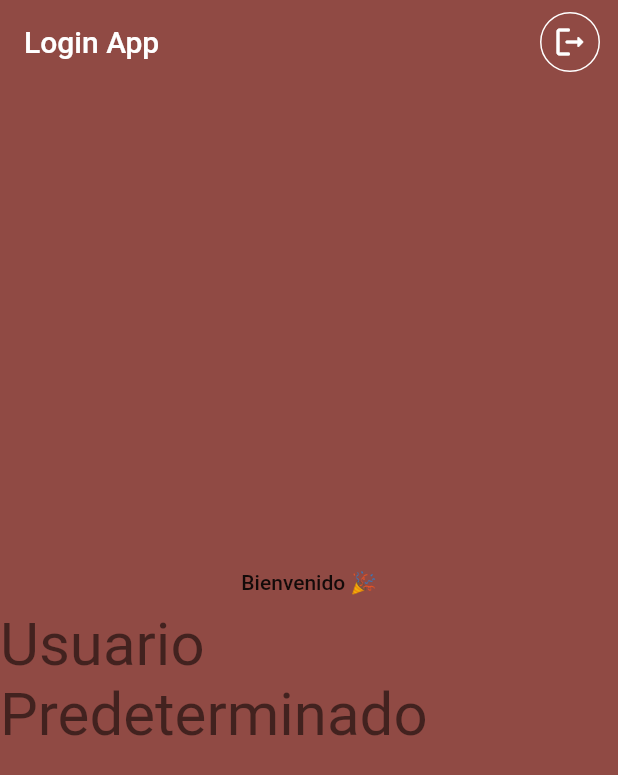
After one commit to Krystian-Morningstar/Pavitos-Flutter., a Flutter app: the Home screen opened directly, on a phone screen of 412 x 824 dp. The commit adds this screen. Shown: the top 775 px of the screen. Run offline on Flutter 3.47's test engine with Material 2 defaults, Android fonts, the phone set to English and light mode, and no system bars; our stand-ins replace hive_flutter; accounts and stored records are empty.

Commit message:
Home Finish

```diff
--- a/lib/main_app.dart
+++ b/lib/main_app.dart
@@ -3,7 +3,9 @@ import 'package:flutter/material.dart';
 import 'pages/login.dart';
 
 class MainApp extends StatelessWidget {
-  const MainApp({super.key});
+  const MainApp({
+     Key? key,
+  }) : super(key: key);
 
   @override
   Widget build(BuildContext context) {
--- /dev/null
+++ b/lib/pages/home.dart
@@ -0,0 +1,63 @@
+import 'package:flutter/material.dart';
+import 'package:hive_flutter/hive_flutter.dart';
+
+import 'login.dart';
+
+class Home extends StatelessWidget {
+   Home({Key? key}) : super(key: key);
+
+  final Box _boxLogin = Hive.box("login");
+
+  @override
+  Widget build(BuildContext context) {
+    return Scaffold(
+      appBar: AppBar(
+        title: const Text("Login App"),
+        elevation: 0,
+        actions: [
+          Padding(
+            padding: const EdgeInsets.all(8.0),
+            child: DecoratedBox(
+              decoration: BoxDecoration(
+                shape: BoxShape.circle,
+                border: Border.all(color: Colors.white),
+              ),
+              child: IconButton(
+                onPressed: () {
+                  _boxLogin.clear();
+                  _boxLogin.put("loginStatus", false);
+                  Navigator.pushReplacement(
+                    context,
+                    MaterialPageRoute(
+                      builder: (context) {
+                        return const Login();
+                      },
+                    ),
+                  );
+                },
+                icon: const Icon(Icons.logout_rounded),
+              ),
+            ),
+          )
+        ],
+      ),
+      backgroundColor: Theme.of(context).colorScheme.primary,
+      body: Center(
+        child: Column(
+          mainAxisAlignment: MainAxisAlignment.center,
+          children: [
+            Text(
+              "Bienvenido 🎉",
+              style: Theme.of(context).textTheme.bodyLarge,
+            ),
+            const SizedBox(height: 10),
+            Text(
+              _boxLogin.get("userName") ?? "Usuario Predeterminado",
+              style: Theme.of(context).textTheme.headlineLarge,
+            ),
+          ],
+        ),
+      ),
+    );
+  }
+}
--- a/lib/pages/login.dart
+++ b/lib/pages/login.dart
@@ -1,12 +1,12 @@
 import 'package:flutter/material.dart';
 import 'package:hive_flutter/hive_flutter.dart';
 
-// import 'home.dart';
-import 'singup.dart';
+import './home.dart';
+import './singup.dart';
 
 class Login extends StatefulWidget {
   const Login({
-    Key? key,
+   Key? key,
   }) : super(key: key);
 
   @override
@@ -27,7 +27,7 @@ class _LoginState extends State<Login> {
   @override
   Widget build(BuildContext context) {
     if (_boxLogin.get("loginStatus") ?? false) {
-      return Container();
+      return Home();
     }
 
     return Scaffold(
@@ -128,7 +128,7 @@ class _LoginState extends State<Login> {
                           context,
                           MaterialPageRoute(
                             builder: (context) {
-                              return Container();
+                              return Home();
                             },
                           ),
                         );
--- a/lib/pages/singup.dart
+++ b/lib/pages/singup.dart
@@ -2,7 +2,7 @@ import 'package:flutter/material.dart';
 import 'package:hive_flutter/hive_flutter.dart';
 
 class Signup extends StatefulWidget {
-  const Signup({super.key});
+   const Signup({Key? key}) : super(key: key);
 
   @override
   State<Signup> createState() => _SignupState();
```
